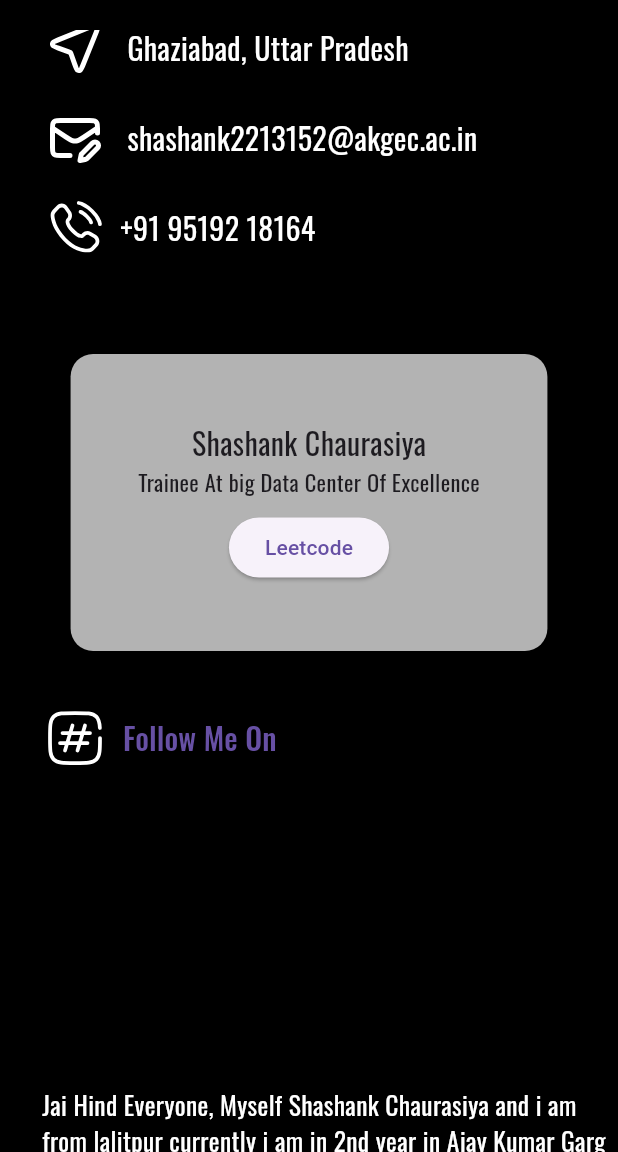
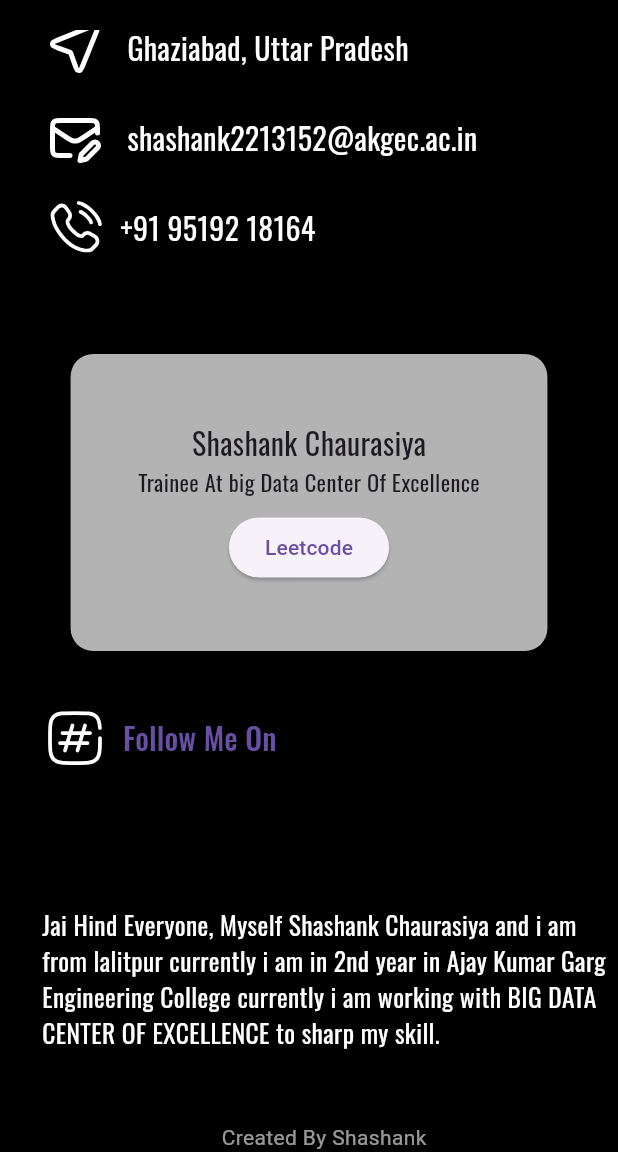
Before and after one commit to Shashankcode9/portfolio, a Flutter app: the screen it shows after launch, scrolled down 308 dp, on a phone screen of 412 x 824 dp, the part 84-1236 px from its top. Run offline on Flutter 3.47's test engine with Material 2 defaults, Android fonts, the phone set to English and light mode, and no system bars; our stand-ins replace flutter_svg.

Commit message:
final code with all widget

```diff
--- a/lib/main.dart
+++ b/lib/main.dart
@@ -213,7 +213,7 @@ class Home extends StatelessWidget {
                 //   child:
                 // ),
                 SizedBox(
-                  height: 200,
+                  height: 80,
                 ),
                 Padding(
                   padding: const EdgeInsets.all(8.0),
```
